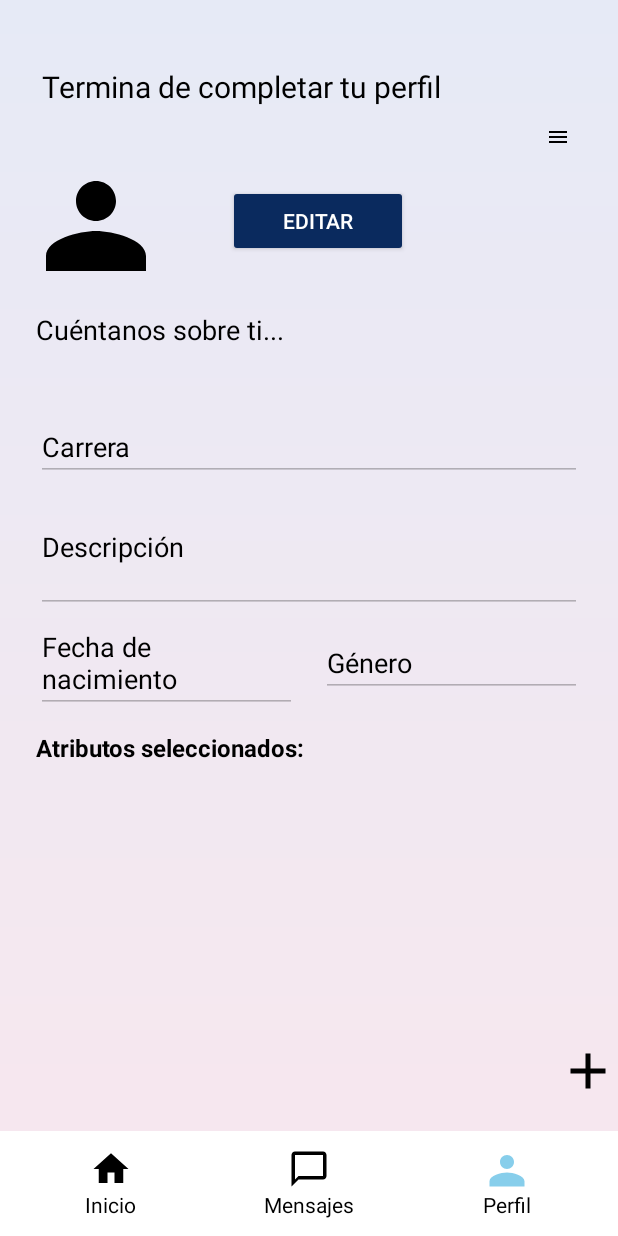
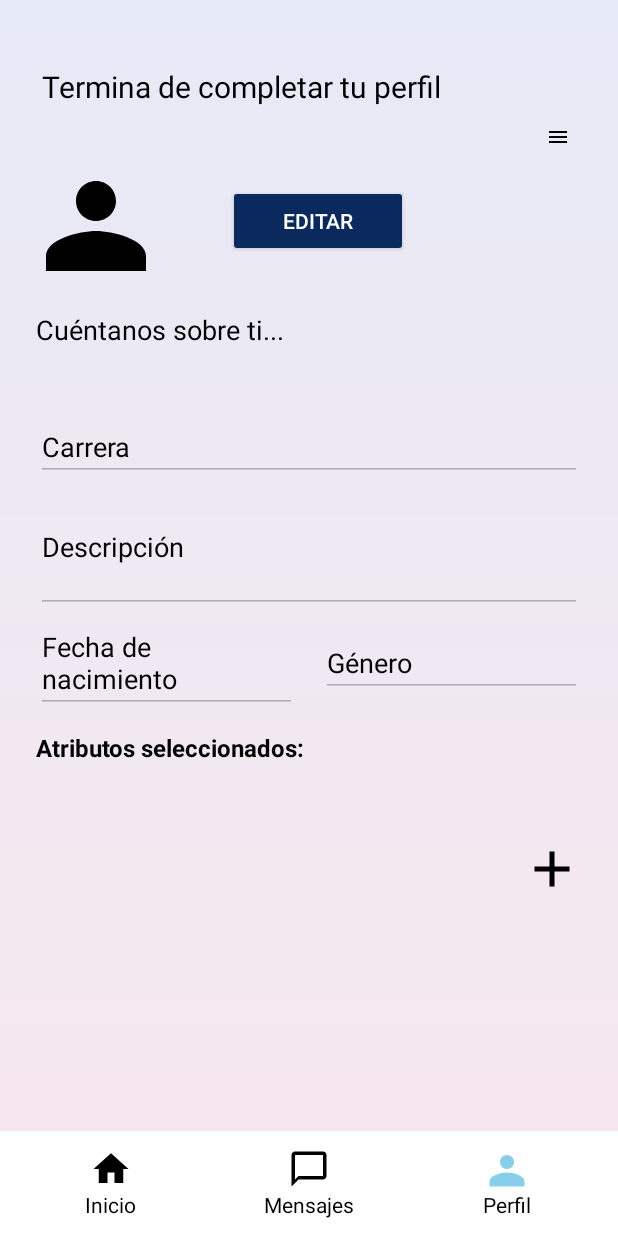
Before and after one commit to merenganov/NexuApp, an Android app built with Jetpack Compose: the ProfileActivity screen opened directly, with no data from a screen before it, on a phone screen of 412 x 824 dp. Run offline under Robolectric (Android 15) with nearby library versions, the phone set to English and light mode, and no system bars.

Commit message:
commit 15
Corrección de vista en perfil

```diff
--- a/app/src/main/res/layout/activity_profile.xml
+++ b/app/src/main/res/layout/activity_profile.xml
@@ -5,12 +5,12 @@
     android:orientation="vertical"
     android:background="@null">
 
-    <!-- SCROLLVIEW (solo 1 hijo permitido) -->
+    <!-- SCROLL GENERAL (todo el contenido del perfil + publicaciones) -->
     <ScrollView
         android:layout_width="match_parent"
         android:layout_height="0dp"
-        android:layout_weight="1">
-
+        android:layout_weight="1"
+        android:fillViewport="true">
 
         <LinearLayout
             android:orientation="vertical"
@@ -28,6 +28,7 @@
                 android:textColor="@color/black"
                 android:layout_marginTop="16dp"
                 android:padding="4dp" />
+
             <ImageView
                 android:id="@+id/btnMenu"
                 android:layout_width="32dp"
@@ -37,8 +38,7 @@
                 android:layout_gravity="end"
                 android:contentDescription="Menu"/>
 
-
-            <!-- FOTO + NOMBRE HEADER + BOTÓN EDITAR -->
+            <!-- FOTO + NOMBRE + EDITAR -->
             <LinearLayout
                 android:orientation="horizontal"
                 android:gravity="center_vertical"
@@ -70,10 +70,9 @@
                     android:backgroundTint="@color/textPrimaryBlue"
                     android:textColor="@color/white" />
 
-
             </LinearLayout>
 
-            <!-- Cuentanos -->
+            <!-- CUENTANOS -->
             <TextView
                 android:id="@+id/txtMensaje"
                 android:layout_width="wrap_content"
@@ -83,7 +82,7 @@
                 android:textColor="@color/black"
                 android:layout_marginTop="20dp" />
 
-            <!-- Nombre (NO editable) -->
+            <!-- NOMBRE (NO editable) -->
             <TextView
                 android:id="@+id/txtNombre"
                 android:layout_width="wrap_content"
@@ -144,15 +143,6 @@
             </LinearLayout>
 
             <!-- ATRIBUTOS -->
-            <!--<EditText
-                android:id="@+id/edtAtributos"
-                android:layout_width="match_parent"
-                android:layout_height="wrap_content"
-                android:hint="Atributos"
-                android:textColorHint="@color/black"
-                android:textColor="@color/black"
-                android:enabled="false"/> -->
-            <!-- MOSTRAR ATRIBUTOS COMO TEXTO -->
             <TextView
                 android:id="@+id/txtTituloAtributos"
                 android:layout_width="match_parent"
@@ -173,7 +163,7 @@
                 android:visibility="visible"
                 android:layout_marginTop="8dp"/>
 
-            <!-- LISTA DE CHECKBOX CUANDO SE EDITA -->
+            <!-- CHECKBOX ATRIBUTOS -->
             <LinearLayout
                 android:id="@+id/boxAtributos"
                 android:layout_width="match_parent"
@@ -181,7 +171,6 @@
                 android:orientation="vertical"
                 android:visibility="gone"
                 android:layout_marginTop="8dp"/>
-
 
             <!-- BOTÓN FINALIZAR -->
             <Button
@@ -193,28 +182,28 @@
                 android:backgroundTint="@color/textPrimaryBlue"
                 android:textColor="@color/white"
                 android:visibility="gone"/>
-        </LinearLayout>
-    </ScrollView>
+
+            <!-- BOTÓN AÑADIR PUBLICACIÓN -->
             <ImageView
                 android:id="@+id/btnAddPost"
                 android:layout_width="40dp"
                 android:layout_height="40dp"
                 android:src="@drawable/ic_add"
-        android:layout_marginTop="12dp"
+                android:layout_marginTop="20dp"
                 android:layout_gravity="end"
                 android:contentDescription="Crear publicación" />
 
-
+            <!-- PUBLICACIONES -->
             <androidx.recyclerview.widget.RecyclerView
                 android:id="@+id/rvPublicaciones"
                 android:layout_width="match_parent"
                 android:layout_height="wrap_content"
                 android:layout_marginTop="20dp" />
 
+        </LinearLayout>
+    </ScrollView>
 
-
-
-    <!-- BARRA DE NAVEGACIÓN INFERIOR -->
+    <!-- NAV BAR -->
     <LinearLayout
         android:id="@+id/bottomNavProfile"
         android:layout_width="match_parent"
@@ -224,7 +213,6 @@
         android:background="@color/white"
         android:padding="8dp">
 
-        <!-- HOME -->
         <LinearLayout
             android:id="@+id/navHome"
             android:layout_width="0dp"
@@ -244,7 +232,6 @@
                 android:textSize="14sp"/>
         </LinearLayout>
 
-        <!-- MENSAJES -->
         <LinearLayout
             android:id="@+id/navMessages"
             android:layout_width="0dp"
@@ -264,7 +251,6 @@
                 android:textSize="14sp"/>
         </LinearLayout>
 
-        <!-- PERFIL -->
         <LinearLayout
             android:id="@+id/navProfile"
             android:layout_width="0dp"
```
Lines whose indentation alone changed are shown as unchanged.
